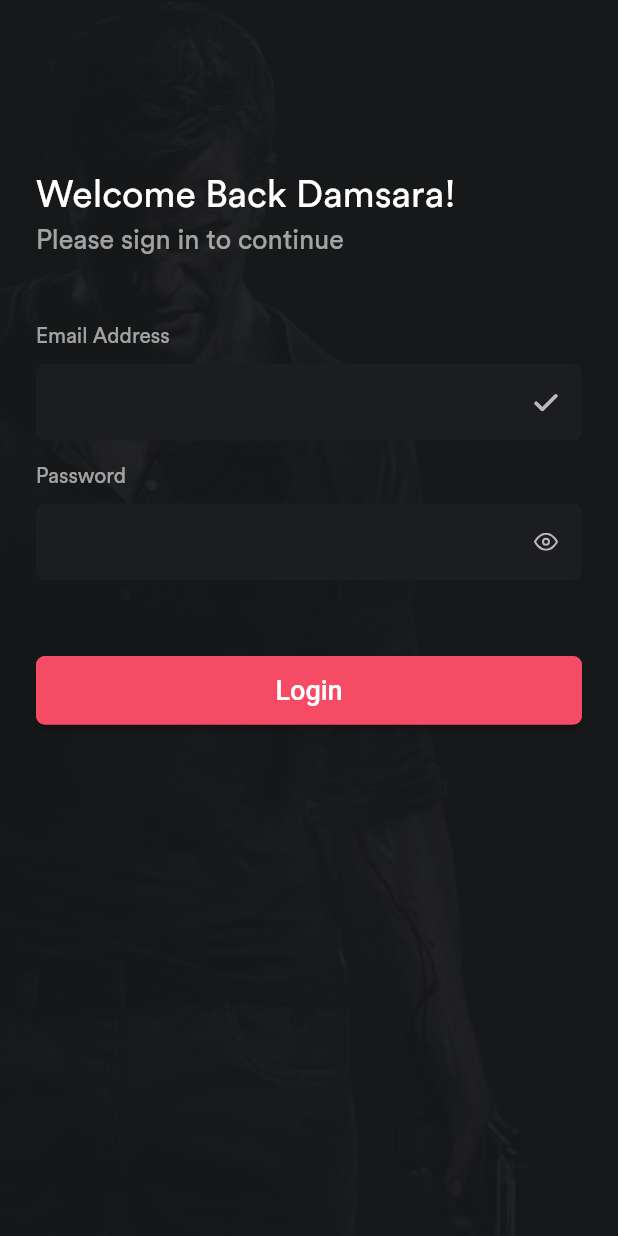
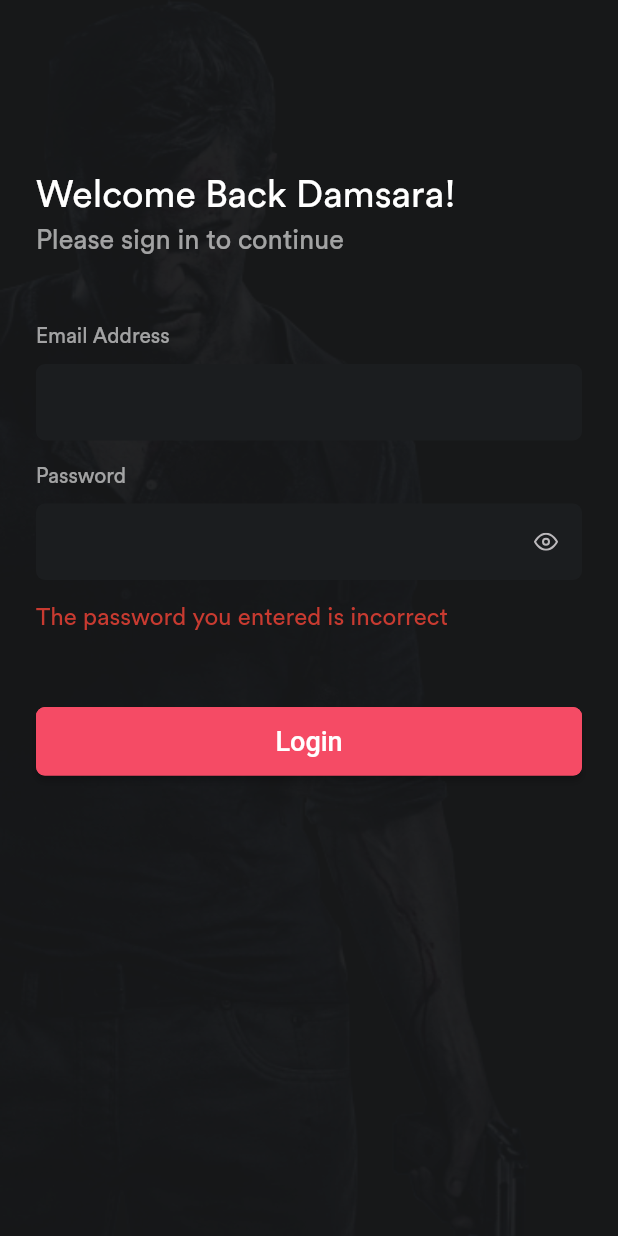
Before and after one commit to therealsuji/play-hq-flutter, a Flutter app: the screen it shows after launch, after a tap on "Login", on a phone screen of 412 x 824 dp. Run offline on Flutter 3.47's test engine with Material 2 defaults, Android fonts, the phone set to English and light mode, and no system bars; our stand-ins replace carousel_slider, dio, flutter_secure_storage, flutter_svg, rxdart; Roboto replaces fonts that are missing (Neusa Std).

Commit message:
finished login validations

```diff
--- a/lib/blocs/auth_bloc.dart
+++ b/lib/blocs/auth_bloc.dart
@@ -1,5 +1,6 @@
 import 'dart:async';
 import 'dart:convert';
+import 'dart:math';
 import 'package:play_hq/constants/token.dart';
 import 'package:play_hq/helpers/network_client.dart';
 import 'package:play_hq/helpers/secure_storage.dart';
@@ -7,23 +8,40 @@ import 'package:play_hq/models/user_model.dart';
 import 'package:rxdart/rxdart.dart';
 
 class AuthBloc extends Object {
+  StreamController<bool> _emailValidController = StreamController<bool>.broadcast();
+
+  Stream<bool> get emailValid => _emailValidController.stream;
+
   BehaviorSubject<String> _userName = BehaviorSubject<String>(); //this holds value
-  Stream<String> get getUserName => _userName.stream; // this gets value
   StreamController<String> _userNameController = StreamController();
+
   Sink<String> get setUserName => _userNameController.sink; // sink is exposed and is used to add data
 
   BehaviorSubject<String> _password = BehaviorSubject<String>();
+
   Stream<String> get getPassword => _password.stream; // this gets value
   StreamController<String> _passwordController = StreamController();
+
   Sink<String> get setPassword => _passwordController.sink; // sink is exposed and is used to add data
 
   BehaviorSubject<bool> _initialAuthState = BehaviorSubject<bool>();
-  PublishSubject<bool> loginState = PublishSubject();
+  PublishSubject<bool> _loginCredentialState = PublishSubject();
+
+  Stream<bool> get getLoginCredentialState => _loginCredentialState.stream;
 
   AuthBloc() {
     _userNameController.stream.listen((event) {
+      event = event.trim();
       _userName.add(event);
 
+      if (event.length > 4) {
+        userExists().then((value) {
+          print(value['status']);
+          _emailValidController.add(value['status']);
+        });
+      } else {
+        _emailValidController.add(null);
+      }
     });
 
     _passwordController.stream.listen((event) {
@@ -39,20 +57,26 @@ class AuthBloc extends Object {
   }
 
   void login() async {
-     try {
-      var res = await NetworkClient.dio
-          .post('api/auth/login', data: {"email": 'suji@gamil.com', "password": 'sujitharox'});
+    try {
+      var res =
+          await NetworkClient.dio.post('api/auth/login', data: {"email": _userName.value, "password": _password.value});
       var userData = UserLoginModel.fromJson(res.data);
+
       SecureStorage.writeValue(ACCESS_TOKEN, userData.auth.accessToken);
       SecureStorage.writeValue(REFRESH_TOKEN, userData.auth.refreshToken);
-      loginState.sink.add(true);
+      _loginCredentialState.sink.add(true);
     } catch (e) {
-      loginState.addError('Invalid Credentials');
+      _loginCredentialState.sink.add(false);
     }
   }
 
   Future logOut() async {
     await SecureStorage.deleteAll();
+  }
+
+  Future userExists() async {
+    var res = await NetworkClient.dio.get('api/auth/user-exists/${_userName.value}');
+    return res.data;
   }
 
   void test() async {
@@ -71,6 +95,8 @@ class AuthBloc extends Object {
     _passwordController.close();
 
     _initialAuthState.close();
-    loginState.close();
+    _loginCredentialState.close();
+
+    _emailValidController.close();
   }
 }
--- a/lib/helpers/network_client.dart
+++ b/lib/helpers/network_client.dart
@@ -1,4 +1,5 @@
 import 'dart:convert';
+import 'dart:math';
 
 import 'package:dio/dio.dart';
 import 'package:play_hq/constants/token.dart';
@@ -21,9 +22,8 @@ class NetworkClient {
     dio.options.connectTimeout = 10000;
     dio.options.receiveTimeout = 5000;
     tokenDio.options = dio.options;
-    dio.interceptors
-        .add(InterceptorsWrapper(onRequest: (RequestOptions options) async {
-       print(options.path);
+    dio.interceptors.add(InterceptorsWrapper(onRequest: (RequestOptions options) async {
+      print(options.data);
       var accessToken = await SecureStorage.readValue(ACCESS_TOKEN);
       if (accessToken != null) {
         options.headers["Authorization"] = "Bearer " + accessToken;
@@ -36,20 +36,21 @@ class NetworkClient {
     }, onResponse: (Response response) async {
       return response; // continue
     }, onError: (DioError e) async {
-
       //Do something with response error
       if (e.response != null) {
         switch (e.response.statusCode) {
           case 401:
+            String accessToken = await SecureStorage.readValue(ACCESS_TOKEN);
+            if (accessToken==null) {
+                 throw Exception('Not Found Exception');
+            }
             dio.lock();
             dio.interceptors.responseLock.lock();
-            dio.interceptors.errorLock
-                .lock(); // lock dio to enqueue all requests
+            dio.interceptors.errorLock.lock(); // lock dio to enqueue all requests
             RequestOptions options = e.response.request;
-            var accessToken = await SecureStorage.readValue(REFRESH_TOKEN);
+            var refreshToken = await SecureStorage.readValue(REFRESH_TOKEN);
             //get new refresh and access token
-            var res = await tokenDio.post("/auth/getRefreshToken",
-                data: {"refreshToken": accessToken});
+            var res = await tokenDio.post("/auth/getRefreshToken", data: {"refreshToken": refreshToken});
             var tokens = Auth.fromJson(res.data);
             await SecureStorage.writeValue(ACCESS_TOKEN, tokens.accessToken);
             await SecureStorage.writeValue(REFRESH_TOKEN, tokens.refreshToken);
@@ -57,8 +58,7 @@ class NetworkClient {
             options.headers["Authorization"] = "Bearer " + tokens.accessToken;
             dio.unlock();
             dio.interceptors.responseLock.unlock();
-            dio.interceptors.errorLock
-                .unlock(); // unlock dio and return previous request
+            dio.interceptors.errorLock.unlock(); // unlock dio and return previous request
             return dio.request(options.path, options: options);
             break;
           case 404:
--- a/lib/screens/login_screen.dart
+++ b/lib/screens/login_screen.dart
@@ -25,9 +25,8 @@ class _LoginScreenState extends State<LoginScreen> {
 
   void _listen(Stream<bool> stream) {
     _streamSubscription = stream.listen((state) {
-
       if (state) {
-        Navigator.pushReplacementNamed(context, HomeRoute);
+        Navigator.pushReplacementNamed(context, MainScreenRoute);
       }
     }, onError: (e) {
       print(e);
@@ -39,10 +38,10 @@ class _LoginScreenState extends State<LoginScreen> {
     super.didChangeDependencies();
     _authBloc = Provider.of<AuthBloc>(context);
 
-      if (_authBloc.loginState.stream != _previousStream) {
+    if (_authBloc.getLoginCredentialState != _previousStream) {
       _streamSubscription?.cancel();
-      _previousStream = _authBloc.loginState.stream;
-      _listen(_authBloc.loginState.stream);
+      _previousStream = _authBloc.getLoginCredentialState;
+      _listen(_authBloc.getLoginCredentialState);
     }
   }
 
@@ -55,6 +54,7 @@ class _LoginScreenState extends State<LoginScreen> {
   @override
   Widget build(BuildContext context) {
     return Scaffold(
+        resizeToAvoidBottomPadding: false,
         body: GestureDetector(
           onTap: () {
             FocusScope.of(context).requestFocus(new FocusNode());
@@ -76,44 +76,32 @@ class _LoginScreenState extends State<LoginScreen> {
                     padding: EdgeInsets.only(top: ScreenUtils.getDesignHeight(113)),
                     child: Text(
                       'Welcome Back Damsara!',
-                  style: TextStyle(
-                      color: Colors.white,
-                      fontSize: 25,
-                      fontFamily: CircularBook),
+                      style: TextStyle(color: Colors.white, fontSize: 25, fontFamily: CircularBook),
                     ),
                   ),
                   Padding(
                     padding: const EdgeInsets.only(top: 5),
                     child: Text(
                       'Please sign in to continue',
-                  style: TextStyle(
-                      color: Colors.white.withOpacity(0.6),
-                      fontSize: 18,
-                      fontFamily: CircularBook),
+                      style: TextStyle(color: Colors.white.withOpacity(0.6), fontSize: 18, fontFamily: CircularBook),
                     ),
                   ),
                   Padding(
                     padding: const EdgeInsets.only(top: 29),
-                child: EmailAddressTextField(
-                    stream: _authBloc.getUserName, sink: _authBloc.setUserName),
+                    child: EmailAddressTextField(stream: _authBloc.emailValid, sink: _authBloc.setUserName),
                   ),
-              PasswordTextField(
-                  stream: _authBloc.getPassword, sink: _authBloc.setPassword),
+                  PasswordTextField(stream: _authBloc.getLoginCredentialState, sink: _authBloc.setPassword),
                   Container(
                       margin: EdgeInsets.only(top: ScreenUtils.getDesignHeight(50)),
                       width: double.infinity,
                       height: ScreenUtils.getDesignHeight(45),
                       child: RaisedButton(
                           shape: RoundedRectangleBorder(
-                          borderRadius: BorderRadius.circular(6.0),
-                          side: BorderSide(color: Primary)),
+                              borderRadius: BorderRadius.circular(6.0), side: BorderSide(color: Primary)),
                           color: Primary,
                           child: Text(
                             'Login',
-                        style: TextStyle(
-                            color: Colors.white,
-                            fontFamily: Neusa,
-                            fontSize: 18),
+                            style: TextStyle(color: Colors.white, fontFamily: Neusa, fontSize: 18),
                           ),
                           onPressed: () {
                             _authBloc.login();
@@ -124,58 +112,4 @@ class _LoginScreenState extends State<LoginScreen> {
           ),
         ));
   }
-
-  Widget oldWidget() {
-    return Container(
-      child: Row(
-        mainAxisAlignment: MainAxisAlignment.center,
-        children: <Widget>[
-          Column(
-            mainAxisAlignment: MainAxisAlignment.center,
-            children: <Widget>[
-              StreamBuilder<String>(builder: (context, snapshot) {
-                return Container(
-                  color: Colors.blue,
-                  width: MediaQuery.of(context).size.width,
-                  child: TextField(
-                    onChanged: (val) {},
-                    decoration: InputDecoration(
-                        errorText: snapshot.error,
-                        errorStyle: TextStyle(color: Colors.red),
-                        hintText: "Email"),
-                  ),
-                );
-              }),
-              SizedBox(
-                height: 15,
-              ),
-              StreamBuilder<String>(
-                  stream: _authBloc.getPassword,
-                  builder: (context, snapshot) {
-                    return Container(
-                      color: Colors.red,
-                      width: MediaQuery.of(context).size.width,
-                      child: TextField(
-                        onChanged: (val) {
-                          _authBloc.setPassword.add(val);
-                        },
-                        decoration: InputDecoration(
-                            errorText: snapshot.error,
-                            errorStyle: TextStyle(color: Colors.red),
-                            hintText: "Password"),
-                      ),
-                    );
-                  }),
-              RaisedButton(
-                onPressed: () {
-                  _authBloc.login();
-                },
-                child: Text('Login'),
-              )
-            ],
-          ),
-        ],
-      ),
-    );
 }
-}
--- a/lib/widgets/text_fields/email_address_textfield_widget.dart
+++ b/lib/widgets/text_fields/email_address_textfield_widget.dart
@@ -48,12 +48,9 @@ class _EmailAddressTextFieldState extends State<EmailAddressTextField> {
         children: [
           Text(
             "Email Address",
-            style: TextStyle(
-                color: Colors.white.withOpacity(0.6),
-                fontSize: 14,
-                fontFamily: CircularBook),
+            style: TextStyle(color: Colors.white.withOpacity(0.6), fontSize: 14, fontFamily: CircularBook),
           ),
-          StreamBuilder<String>(
+          StreamBuilder<bool>(
               stream: widget.stream,
               builder: (context, snapshot) {
                 return Container(
@@ -73,14 +70,16 @@ class _EmailAddressTextFieldState extends State<EmailAddressTextField> {
                     keyboardType: TextInputType.text,
                     cursorColor: Primary,
                     decoration: InputDecoration(
-                      suffixIcon: Container(
-                        padding: EdgeInsets.symmetric(vertical: 18),
-                        child: SvgPicture.asset(
-                          'assets/icons/check.svg',
-                          height: 10,
-                          width: 10,
-                        ),
-                      ),
+                      suffixIcon: snapshot.data != null
+                          ? Container(
+                              padding: EdgeInsets.symmetric(vertical: 18),
+                              child: SvgPicture.asset(
+                                snapshot.data ? 'assets/icons/check.svg': 'assets/icons/x-circle.svg',
+                                height: 10,
+                                width: 10,
+                              ),
+                            )
+                          : null,
                       fillColor: _currentColor,
                       filled: true,
                       focusedBorder: OutlineInputBorder(
--- a/lib/widgets/text_fields/password_textfield_widget.dart
+++ b/lib/widgets/text_fields/password_textfield_widget.dart
@@ -50,20 +50,16 @@ class _PasswordTextFieldState extends State<PasswordTextField> {
   Widget build(BuildContext context) {
     return Container(
       margin: EdgeInsets.only(top: 15),
-      child: Column(
-        crossAxisAlignment: CrossAxisAlignment.start,
-        children: [
+      child: StreamBuilder<bool>(
+          stream: widget.stream,
+          builder: (context, snapshot) {
+            print(snapshot.data);
+            return Column(crossAxisAlignment: CrossAxisAlignment.start, children: [
               Text(
                 "Password",
-            style: TextStyle(
-                color: Colors.white.withOpacity(0.6),
-                fontSize: 14,
-                fontFamily: CircularBook),
+                style: TextStyle(color: Colors.white.withOpacity(0.6), fontSize: 14, fontFamily: CircularBook),
               ),
-          StreamBuilder<String>(
-              stream: widget.stream,
-              builder: (context, snapshot) {
-                return Container(
+              Container(
                 padding: EdgeInsets.only(top: 10),
                 decoration: BoxDecoration(
                   borderRadius: BorderRadius.all(Radius.circular(10.0)),
@@ -115,10 +111,18 @@ class _PasswordTextFieldState extends State<PasswordTextField> {
                     contentPadding: EdgeInsets.all(15.0),
                   ),
                 ),
-                );
-              })
-        ],
               ),
+              snapshot.data == false
+                  ? Padding(
+                      padding: const EdgeInsets.only(top: 15),
+                      child: Text(
+                        'The password you entered is incorrect',
+                        style: TextStyle(color: Colors.red.withOpacity(0.8), fontSize: 16, fontFamily: CircularBook),
+                      ),
+                    )
+                  : Padding(padding: const EdgeInsets.only(top: 15))
+            ]);
+          }),
     );
   }
 }
```
Also changed, not shown: assets/icons/x-circle.svg (added). Lines whose indentation alone changed are shown as unchanged.
